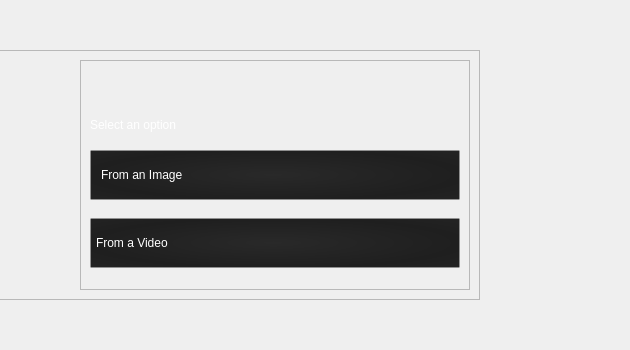
The window that assets/ui/home.ui (ahsanirfan961/Automated-Number-Plate-Detection---YOLOv8---TrOCR) describes before a commit, drawn with Qt 5; both pictures show x 570 to 1200 and y 125 to 475 of the 1200 by 600 pixel window.
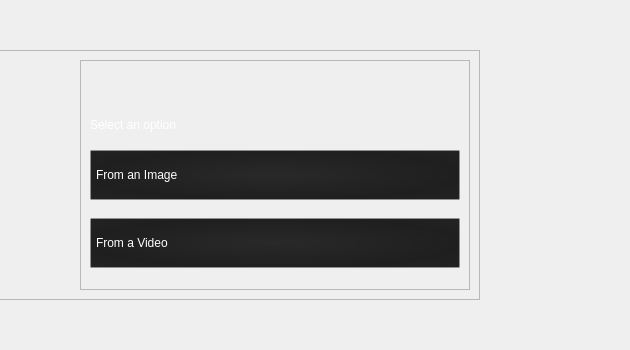
The same window after the commit. Icons and pictures are not drawn.

The edit to the form file:
```diff
--- a/assets/ui/home.ui
+++ b/assets/ui/home.ui
@@ -74,6 +74,20 @@
        </item>
        <item>
         <widget class="QFrame" name="optionsFrame">
+         <property name="styleSheet">
+          <string notr="true">QPushButton {
+	background-color: qradialgradient(spread:reflect, cx:0.5, cy:0.5, radius:0.5, fx:0.495, fy:0.494818, stop:0 rgba(41, 41, 41, 255), stop:1 rgba(31, 31, 31, 255));
+	border: 1px solid rgba(255, 255, 255, 0.5);
+	color: white;
+	font: 10pt &quot;Segoe UI&quot;;
+	text-align: left;
+	padding-left: 5px;
+}
+
+QPushButton:hover { 
+	border: 1px solid rgba(255, 255, 255, 1); 
+}</string>
+         </property>
          <property name="frameShape">
           <enum>QFrame::StyledPanel</enum>
          </property>
@@ -129,18 +143,7 @@
              <cursorShape>PointingHandCursor</cursorShape>
             </property>
             <property name="styleSheet">
-             <string notr="true">QPushButton {
-background-color: qradialgradient(spread:reflect, cx:0.5, cy:0.5, radius:0.5, fx:0.495, fy:0.494818, stop:0 rgba(41, 41, 41, 255), stop:1 rgba(31, 31, 31, 255));
-border: 1px solid rgba(255, 255, 255, 0.5);
-color: white;
-font: 10pt &quot;Segoe UI&quot;;
-text-align: left;
-padding-left: 10px
-}
-
-QPushButton:hover { 
-border: 1px solid rgba(255, 255, 255, 1); 
-}</string>
+             <string notr="true"/>
             </property>
             <property name="text">
              <string>From an Image</string>
```
Left out of the diff: 13 changed lines with no effect on the pictures.
